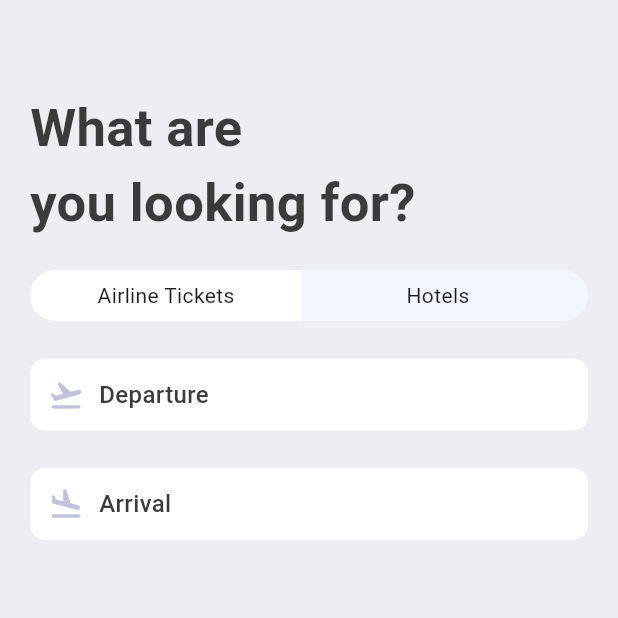
After one commit to rodgers-munene/ticket_app, a Flutter app: the SearchScreen screen opened directly, on a phone screen of 412 x 824 dp, the top half of it. The commit adds this screen. Run offline on Flutter 3.47's test engine with Material 3 defaults, Android fonts, the phone set to English and light mode, and no system bars; our stand-ins replace fluentui_icons.

Commit message:
search page

```diff
--- a/lib/base/bottom_navbar.dart
+++ b/lib/base/bottom_navbar.dart
@@ -1,6 +1,7 @@
 import 'package:fluentui_icons/fluentui_icons.dart';
 import 'package:flutter/material.dart';
-import 'package:ticket_app/screens/home_screen.dart';
+import 'package:ticket_app/screens/home/home_screen.dart';
+import 'package:ticket_app/screens/search/search_screen.dart';
 
 class BottomNavbar extends StatefulWidget {
   const BottomNavbar({super.key});
@@ -12,7 +13,7 @@ class BottomNavbar extends StatefulWidget {
 class _BottomNavbarState extends State<BottomNavbar> {
   final List<Widget> appScreens = [
     const HomeScreen(),
-    const Center(child: Text("Search")),
+    const SearchScreen(),
     const Center(child: Text("Tickets")),
     const Center(child: Text("Profile")),
   ];
--- a/lib/base/res/styles/app_styles.dart
+++ b/lib/base/res/styles/app_styles.dart
@@ -9,6 +9,7 @@ class AppStyles {
   static Color ticketBlue = const Color(0xFF526799);
   static Color ticketOrange = const Color(0xFFF37B67);
   static Color kakiColor = const Color(0xFFd2bdb6);
+  static Color planeColor = const Color(0xFFBFC2DF);
 
   static TextStyle textStyle = TextStyle(
     fontSize: 16,
--- a/lib/base/utils/app_json.dart
+++ b/lib/base/utils/app_json.dart
@@ -100,7 +100,7 @@ List<Map<String, dynamic>> hotelList = [
   },
   {
     'image': 'pool_view.png',
-    'place': 'Best Pool in the city',
+    'place': 'Best city Pool',
     'destination': 'Dubai',
     'price': 68
   },
--- a/lib/base/widgets/app_double_text.dart
+++ b/lib/base/widgets/app_double_text.dart
@@ -1,6 +1,6 @@
 import 'package:flutter/material.dart';
 import 'package:ticket_app/base/res/styles/app_styles.dart';
-import 'package:ticket_app/screens/all_tickets.dart';
+import 'package:ticket_app/screens/home/all_tickets.dart';
 
 class AppDoubleText extends StatelessWidget {
   const AppDoubleText({
--- a/lib/main.dart
+++ b/lib/main.dart
@@ -1,7 +1,7 @@
 import 'package:flutter/material.dart';
 import 'package:ticket_app/base/bottom_navbar.dart';
-import 'package:ticket_app/screens/all_hotels.dart';
-import 'package:ticket_app/screens/all_tickets.dart';
+import 'package:ticket_app/screens/home/all_hotels.dart';
+import 'package:ticket_app/screens/home/all_tickets.dart';
 
 void main() {
   runApp(const MyApp());
--- a/lib/screens/home_screen.dart
+++ b/lib/screens/home/home_screen.dart
@@ -5,7 +5,7 @@ import 'package:ticket_app/base/res/styles/app_styles.dart';
 import 'package:ticket_app/base/utils/app_json.dart';
 import 'package:ticket_app/base/widgets/app_double_text.dart';
 import 'package:ticket_app/base/widgets/ticket_view.dart';
-import 'package:ticket_app/screens/widgets/hotel.dart';
+import 'package:ticket_app/screens/home/widgets/hotel.dart';
 
 class HomeScreen extends StatelessWidget {
   const HomeScreen({super.key});
--- a/lib/screens/widgets/hotel.dart
+++ b/lib/screens/home/widgets/hotel.dart
@@ -1,5 +1,5 @@
 import 'package:flutter/material.dart';
-import 'package:ticket_app/base/res/media.dart';
+// import 'package:ticket_app/base/res/media.dart';
 import 'package:ticket_app/base/res/styles/app_styles.dart';
 
 class Hotel extends StatelessWidget {
@@ -47,7 +47,7 @@ class Hotel extends StatelessWidget {
           ),
           SizedBox(height: 5),
           Text(
-            "${hotel['price']}/night",
+            "\$${hotel['price']}/night",
             style: AppStyles.headLineStyle1.copyWith(
               color: AppStyles.kakiColor,
             ),
--- /dev/null
+++ b/lib/screens/search/search_screen.dart
@@ -0,0 +1,32 @@
+import 'package:flutter/material.dart';
+import 'package:ticket_app/base/res/styles/app_styles.dart';
+import 'package:ticket_app/screens/search/widgets/app_text_icon.dart';
+import 'package:ticket_app/screens/search/widgets/app_ticket_tabs.dart';
+
+class SearchScreen extends StatelessWidget {
+  const SearchScreen({super.key});
+
+  @override
+  Widget build(BuildContext context) {
+    return Scaffold(
+      backgroundColor: AppStyles.bgColor,
+
+      body: ListView(
+        padding: EdgeInsets.symmetric(horizontal: 20, vertical: 20),
+        children: [
+          SizedBox(height: 40,),
+          Text("What are\nyou looking for?",
+          style: AppStyles.headLineStyle1.copyWith(fontSize: 35),
+          ),
+          SizedBox(height: 20,),
+          AppTicketTabs(),
+          SizedBox(height: 25,),
+          AppTextIcon(icon: Icons.flight_takeoff_rounded, text: "Departure",),
+          SizedBox(height: 25,),
+          AppTextIcon(icon: Icons.flight_land_rounded, text: "Arrival",),
+
+        ],
+      ),
+    );
+  }
+}
--- /dev/null
+++ b/lib/screens/search/widgets/app_text_icon.dart
@@ -0,0 +1,27 @@
+import 'package:flutter/material.dart';
+import 'package:ticket_app/base/res/styles/app_styles.dart';
+
+class AppTextIcon extends StatelessWidget {
+  const AppTextIcon({super.key, required this.icon, required this.text});
+  final IconData icon;
+  final String text;
+
+  @override
+  Widget build(BuildContext context) {
+    return Container(
+      padding: EdgeInsets.symmetric(vertical: 12, horizontal: 12),
+      decoration: BoxDecoration(
+        borderRadius: BorderRadius.circular(10),
+        color: Colors.white,
+      ),
+
+      child: Row(
+        children: [
+          Icon(icon, color: AppStyles.planeColor),
+          SizedBox(width: 10),
+          Text(text, style: AppStyles.textStyle),
+        ],
+      ),
+    );
+  }
+}
--- /dev/null
+++ b/lib/screens/search/widgets/app_ticket_tabs.dart
@@ -0,0 +1,44 @@
+import 'package:flutter/material.dart';
+
+class AppTicketTabs extends StatelessWidget {
+  const AppTicketTabs({super.key});
+
+  @override
+  Widget build(BuildContext context) {
+    return Container(
+      decoration: BoxDecoration(
+        borderRadius: BorderRadius.circular(50),
+        color: Color(0xFFF4F6FD),
+      ),
+      child: Row(
+        children: [
+          AppTabs(tabText: "Airline Tickets", tabColor: true,),
+          AppTabs(tabText: "Hotels", tabBorder: true),
+        ],
+      ),
+    );
+  }
+}
+
+class AppTabs extends StatelessWidget {
+  const AppTabs({super.key, this.tabBorder = false, this.tabText = "", this.tabColor = false});
+
+  final String tabText;
+  final bool tabBorder;
+  final bool tabColor;
+  @override
+  Widget build(BuildContext context) {
+    final size = MediaQuery.of(context).size;
+    return Container(
+      padding: EdgeInsets.symmetric(vertical: 7),
+      width: size.width * 0.44,
+      decoration: BoxDecoration(
+        color: tabColor? Colors.white : Colors.transparent,
+        borderRadius: !tabBorder
+            ? BorderRadius.horizontal(left: Radius.circular(50))
+            : BorderRadius.horizontal(right: Radius.circular(50)),
+      ),
+      child: Center(child: Text(tabText)),
+    );
+  }
+}
```
Also changed, not shown: lib/screens/home/all_hotels.dart (renamed from lib/screens/all_hotels.dart), lib/screens/home/all_tickets.dart (renamed from lib/screens/all_tickets.dart).
